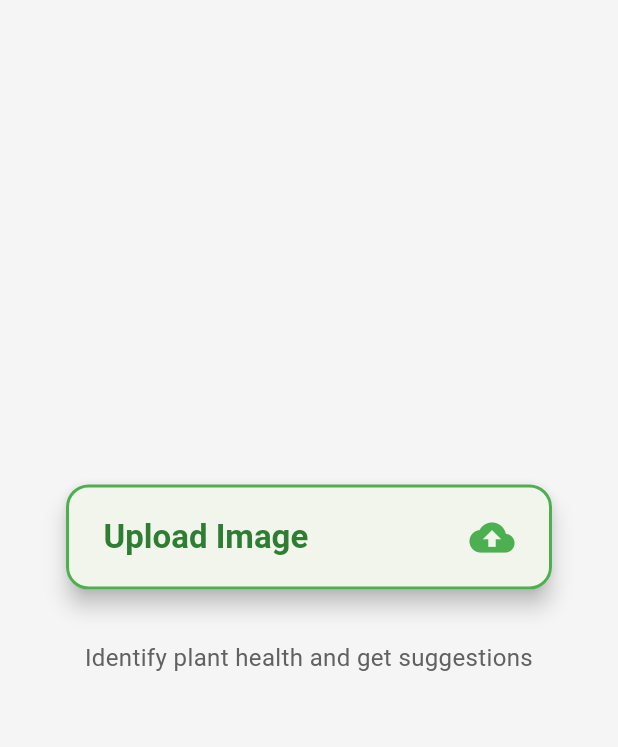
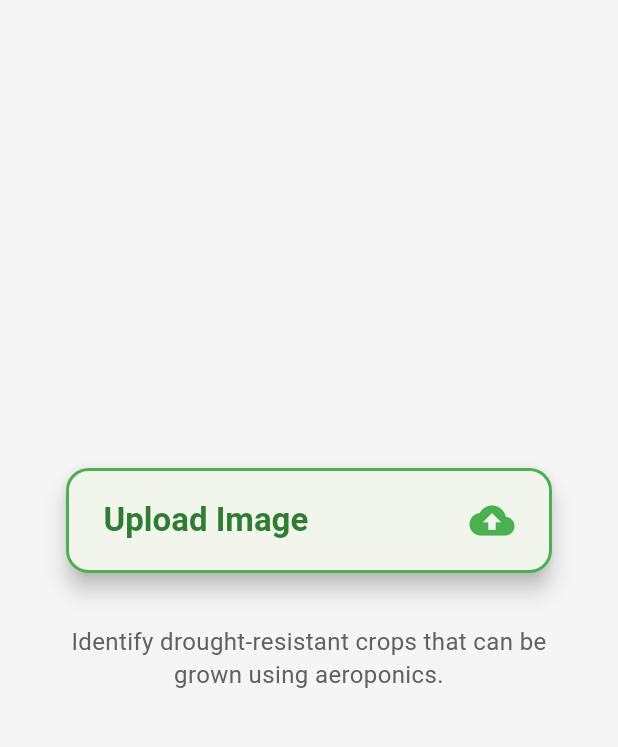
Before and after one commit to Mugamba669/aero_drought, a Flutter app: the screen it shows after launch, after a tap on "Get Started", on a phone screen of 412 x 824 dp, the part 84-831 px from its top. Run offline on Flutter 3.47's test engine with Material 3 defaults, Android fonts, the phone set to English and light mode, and no system bars; our stand-ins replace image_picker.

Commit message:
updated text

```diff
--- a/lib/pages/home_page.dart
+++ b/lib/pages/home_page.dart
@@ -145,7 +145,7 @@ class _HomePageState extends State<HomePage> {
             Padding(
               padding: const EdgeInsets.symmetric(horizontal: 40.0),
               child: Text(
-                "Identify plant health and get suggestions",
+                "Identify drought-resistant crops that can be grown using aeroponics.",
                 textAlign: TextAlign.center,
                 style: Theme.of(context).textTheme.bodyMedium?.copyWith(
                       color: Colors.grey[700],
--- a/lib/pages/splash_screen.dart
+++ b/lib/pages/splash_screen.dart
@@ -136,7 +136,7 @@ class _SplashScreenState extends State<SplashScreen>
                       ),
                       const SizedBox(height: 10),
                       Text(
-                        'Your farming guide at hand',
+                        'Your aeroponic guide at hand',
                         style: TextStyle(
                           color: Colors.white.withOpacity(0.8),
                           fontSize: 18,
```
